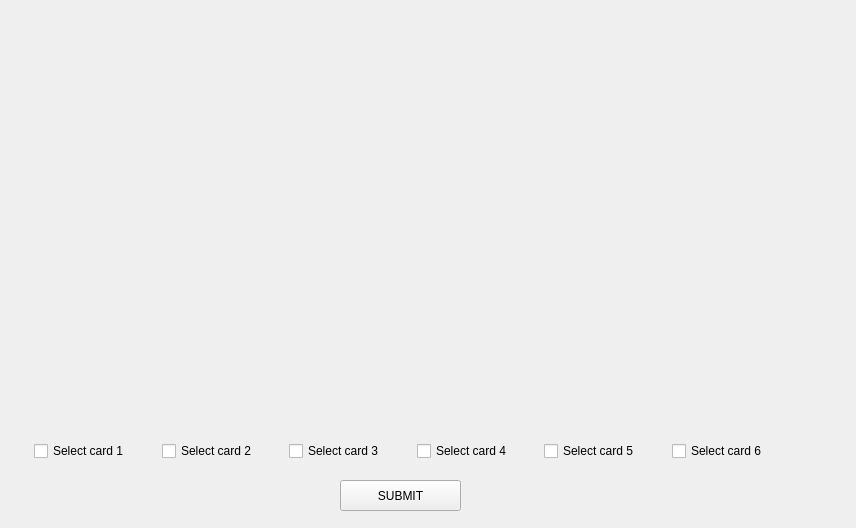
The window that cah/cah/gamegui.ui (greenfox-zerda-sparta/Qt_Against_Humanity) describes before a commit, drawn with Qt 5.
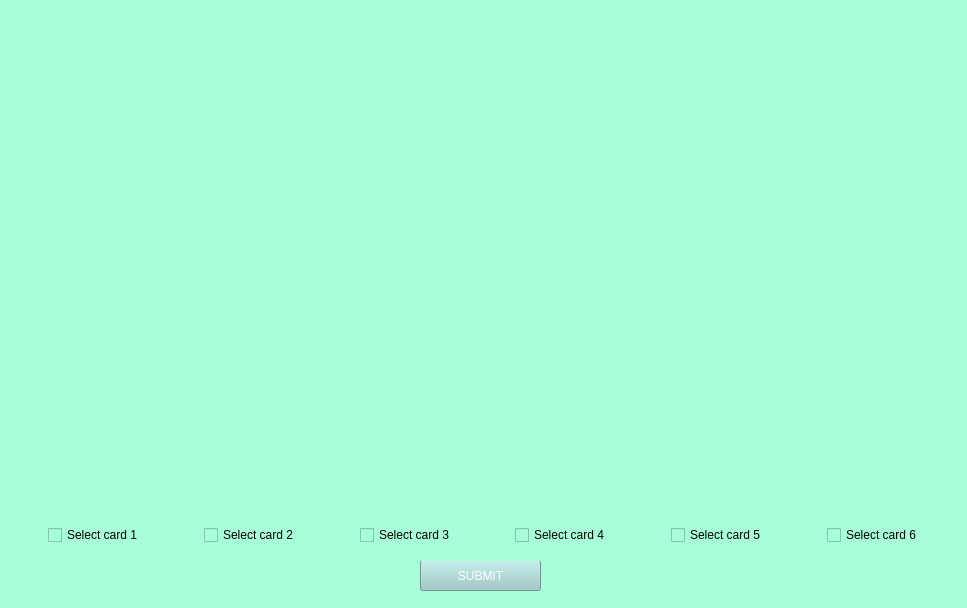
The same window after the commit.

Commit message: Increased size of cards, added background color, button color, renamed window, removed widgets and working only with labels at displaying the cards.

```diff
--- a/cah/cah/gamegui.ui
+++ b/cah/cah/gamegui.ui
@@ -6,45 +6,33 @@
    <rect>
     <x>0</x>
     <y>0</y>
-    <width>856</width>
-    <height>528</height>
+    <width>967</width>
+    <height>608</height>
    </rect>
   </property>
   <property name="windowTitle">
    <string>GameGui</string>
   </property>
-  <widget class="QWidget" name="question_card" native="true">
-   <property name="geometry">
-    <rect>
-     <x>340</x>
-     <y>40</y>
-     <width>131</width>
-     <height>161</height>
-    </rect>
-   </property>
-   <widget class="QLabel" name="label_pic_black">
-    <property name="geometry">
-     <rect>
-      <x>0</x>
-      <y>0</y>
-      <width>131</width>
-      <height>161</height>
-     </rect>
-    </property>
-    <property name="text">
-     <string/>
-    </property>
-   </widget>
-  </widget>
+  <property name="styleSheet">
+   <string notr="true">background-color: rgb(166, 255, 214);</string>
+  </property>
   <widget class="QPushButton" name="pushButton">
    <property name="geometry">
     <rect>
-     <x>340</x>
-     <y>480</y>
+     <x>420</x>
+     <y>560</y>
      <width>121</width>
      <height>31</height>
     </rect>
    </property>
+   <property name="toolTip">
+    <string>&lt;html&gt;&lt;head/&gt;&lt;body&gt;&lt;p align=&quot;center&quot;&gt;Submit your chosen card(s)&lt;/p&gt;&lt;/body&gt;&lt;/html&gt;</string>
+   </property>
+   <property name="styleSheet">
+    <string notr="true">color: rgb(0, 170, 170);
+color: rgb(255, 255, 255);
+background-color: rgb(152, 200, 197);</string>
+   </property>
    <property name="text">
     <string>SUBMIT</string>
    </property>
@@ -53,164 +41,48 @@
    <property name="geometry">
     <rect>
      <x>10</x>
-     <y>260</y>
-     <width>781</width>
-     <height>161</height>
+     <y>510</y>
+     <width>951</width>
+     <height>51</height>
     </rect>
    </property>
-   <layout class="QGridLayout" name="gridLayout">
-    <item row="0" column="4">
-     <widget class="QWidget" name="card_5" native="true">
-      <widget class="QLabel" name="label_pic_5">
-       <property name="geometry">
-        <rect>
-         <x>0</x>
-         <y>0</y>
-         <width>121</width>
-         <height>160</height>
-        </rect>
-       </property>
-       <property name="text">
-        <string/>
-       </property>
-      </widget>
-     </widget>
-    </item>
-    <item row="0" column="1">
-     <widget class="QWidget" name="card_2" native="true">
-      <widget class="QLabel" name="label_pic_2">
-       <property name="geometry">
-        <rect>
-         <x>0</x>
-         <y>0</y>
-         <width>121</width>
-         <height>160</height>
-        </rect>
-       </property>
-       <property name="text">
-        <string/>
-       </property>
-      </widget>
-     </widget>
-    </item>
-    <item row="0" column="2">
-     <widget class="QWidget" name="card_3" native="true">
-      <widget class="QLabel" name="label_pic_3">
-       <property name="geometry">
-        <rect>
-         <x>0</x>
-         <y>0</y>
-         <width>121</width>
-         <height>160</height>
-        </rect>
-       </property>
-       <property name="text">
-        <string/>
-       </property>
-      </widget>
-      <zorder>label_pic_3</zorder>
-      <zorder>card_4</zorder>
-     </widget>
-    </item>
-    <item row="0" column="0">
-     <widget class="QWidget" name="card_1" native="true">
-      <widget class="QLabel" name="label_pic_1">
-       <property name="geometry">
-        <rect>
-         <x>0</x>
-         <y>0</y>
-         <width>121</width>
-         <height>160</height>
-        </rect>
-       </property>
-       <property name="text">
-        <string/>
-       </property>
-      </widget>
-     </widget>
-    </item>
-    <item row="0" column="5">
-     <widget class="QWidget" name="card_6" native="true">
-      <widget class="QLabel" name="label_pic_6">
-       <property name="geometry">
-        <rect>
-         <x>0</x>
-         <y>0</y>
-         <width>121</width>
-         <height>160</height>
-        </rect>
-       </property>
-       <property name="text">
-        <string/>
-       </property>
-      </widget>
-     </widget>
-    </item>
-    <item row="0" column="3">
-     <widget class="QWidget" name="card_4" native="true">
-      <widget class="QLabel" name="label_pic_4">
-       <property name="geometry">
-        <rect>
-         <x>0</x>
-         <y>0</y>
-         <width>121</width>
-         <height>160</height>
-        </rect>
-       </property>
-       <property name="text">
-        <string/>
-       </property>
-      </widget>
-     </widget>
-    </item>
-   </layout>
-  </widget>
-  <widget class="QWidget" name="layoutWidget">
-   <property name="geometry">
-    <rect>
-     <x>10</x>
-     <y>430</y>
-     <width>781</width>
-     <height>42</height>
-    </rect>
-   </property>
-   <layout class="QGridLayout" name="gridLayout_2">
-    <item row="0" column="3" alignment="Qt::AlignHCenter">
-     <widget class="QCheckBox" name="checkBox_4">
-      <property name="text">
-       <string>Select card 4</string>
-      </property>
-     </widget>
-    </item>
-    <item row="0" column="0" alignment="Qt::AlignHCenter">
+   <layout class="QHBoxLayout" name="horizontalLayout_2">
+    <item alignment="Qt::AlignHCenter">
      <widget class="QCheckBox" name="checkBox">
       <property name="text">
        <string>Select card 1</string>
       </property>
      </widget>
     </item>
-    <item row="0" column="1" alignment="Qt::AlignHCenter">
+    <item alignment="Qt::AlignHCenter">
      <widget class="QCheckBox" name="checkBox_2">
       <property name="text">
        <string>Select card 2</string>
       </property>
      </widget>
     </item>
-    <item row="0" column="2" alignment="Qt::AlignHCenter">
+    <item alignment="Qt::AlignHCenter">
      <widget class="QCheckBox" name="checkBox_3">
       <property name="text">
        <string>Select card 3</string>
       </property>
      </widget>
     </item>
-    <item row="0" column="4" alignment="Qt::AlignHCenter">
+    <item alignment="Qt::AlignHCenter">
+     <widget class="QCheckBox" name="checkBox_4">
+      <property name="text">
+       <string>Select card 4</string>
+      </property>
+     </widget>
+    </item>
+    <item alignment="Qt::AlignHCenter">
      <widget class="QCheckBox" name="checkBox_5">
       <property name="text">
        <string>Select card 5</string>
       </property>
      </widget>
     </item>
-    <item row="0" column="5" alignment="Qt::AlignHCenter">
+    <item alignment="Qt::AlignHCenter">
      <widget class="QCheckBox" name="checkBox_7">
       <property name="text">
        <string>Select card 6</string>
@@ -219,6 +91,73 @@
     </item>
    </layout>
   </widget>
+  <widget class="QLabel" name="label_pic_black">
+   <property name="geometry">
+    <rect>
+     <x>410</x>
+     <y>10</y>
+     <width>151</width>
+     <height>231</height>
+    </rect>
+   </property>
+   <property name="text">
+    <string/>
+   </property>
+  </widget>
+  <widget class="QWidget" name="">
+   <property name="geometry">
+    <rect>
+     <x>10</x>
+     <y>270</y>
+     <width>951</width>
+     <height>241</height>
+    </rect>
+   </property>
+   <layout class="QHBoxLayout" name="horizontalLayout">
+    <item>
+     <widget class="QLabel" name="label_pic_1">
+      <property name="text">
+       <string/>
+      </property>
+     </widget>
+    </item>
+    <item>
+     <widget class="QLabel" name="label_pic_2">
+      <property name="text">
+       <string/>
+      </property>
+     </widget>
+    </item>
+    <item>
+     <widget class="QLabel" name="label_pic_3">
+      <property name="text">
+       <string/>
+      </property>
+     </widget>
+    </item>
+    <item>
+     <widget class="QLabel" name="label_pic_4">
+      <property name="text">
+       <string/>
+      </property>
+     </widget>
+    </item>
+    <item>
+     <widget class="QLabel" name="label_pic_5">
+      <property name="text">
+       <string/>
+      </property>
+     </widget>
+    </item>
+    <item>
+     <widget class="QLabel" name="label_pic_6">
+      <property name="text">
+       <string/>
+      </property>
+     </widget>
+    </item>
+   </layout>
+  </widget>
  </widget>
  <layoutdefault spacing="6" margin="11"/>
  <resources/>
```
Left out of the diff: 2 changed lines with no effect on the pictures. The commit also changes 4 other files.
